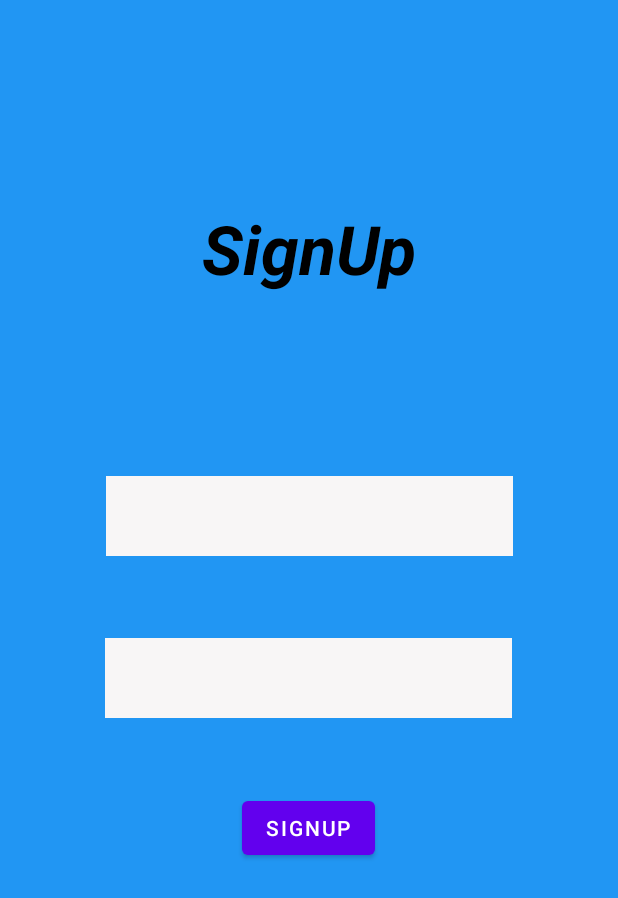
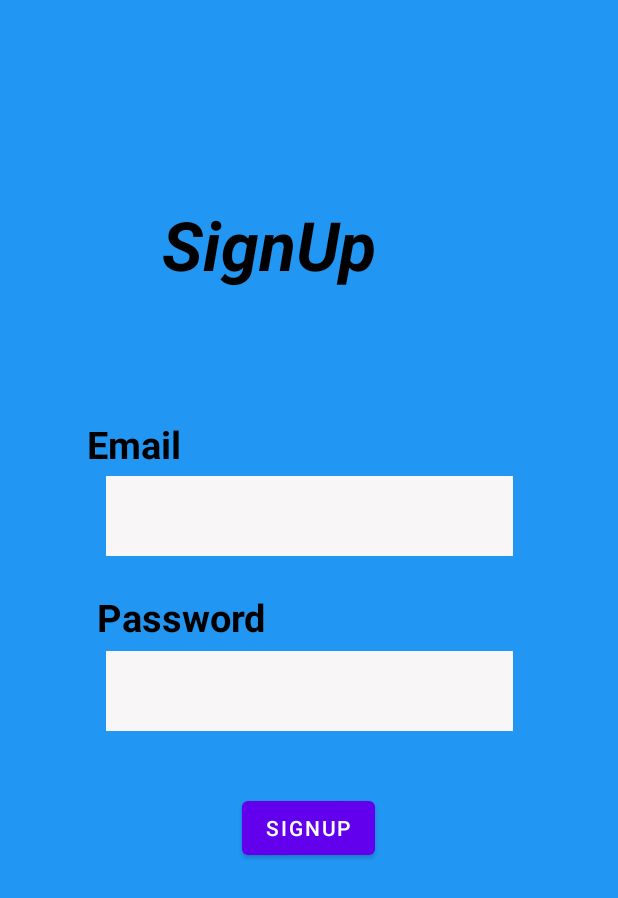
Before and after one commit to Sadman26/My-Notes, an Android app: the Login screen opened directly, with no data from a screen before it, on a phone screen of 412 x 824 dp. Shown: the top 898 px of the screen. Run offline under Robolectric (Android 15) with nearby library versions, the phone set to English and light mode, and no system bars; Roboto replaces fonts that are not available here.

Commit message:
Edited a little bit login page

```diff
--- a/app/src/main/java/com/example/mynotes/Login.java
+++ b/app/src/main/java/com/example/mynotes/Login.java
@@ -4,11 +4,16 @@ import androidx.appcompat.app.AppCompatActivity;
 
 import android.graphics.Color;
 import android.os.Bundle;
+import android.util.Patterns;
+import android.view.View;
 import android.view.Window;
 import android.view.WindowManager;
+import android.widget.Button;
+import android.widget.EditText;
 
 public class Login extends AppCompatActivity {
-
+    private EditText signupemail,signuppassword;
+    private Button signupbtn;
     @Override
     protected void onCreate(Bundle savedInstanceState) {
         super.onCreate(savedInstanceState);
@@ -19,5 +24,37 @@ public class Login extends AppCompatActivity {
         getSupportActionBar().hide();
         //-----------------------------------------------------------
         setContentView(R.layout.activity_login);
+        signupemail=findViewById(R.id.signupemail);
+        signuppassword=findViewById(R.id.signuppassword);
+        signupbtn=findViewById(R.id.signupbtn);
+        signupbtn.setOnClickListener(new View.OnClickListener() {
+            @Override
+            public void onClick(View view) {
+                String email=signupemail.getText().toString().trim();
+                String password=signupemail.getText().toString().trim();
+                if(email.isEmpty())
+                {
+                    signupemail.setError("Enter a Valid Email Address");
+                    signupemail.requestFocus();
+                }
+                if(!Patterns.EMAIL_ADDRESS.matcher(email).matches()){
+                    signupemail.setError("Enter a Valid Email Address");
+                    signupemail.requestFocus();
+                }
+                if(password.isEmpty())
+                {
+                    signuppassword.setError("Enter a Password");
+                    signuppassword.requestFocus();
+                }
+                if(password.length()<6)
+                {
+                    signuppassword.setError("Minimum length of password is 6");
+                    signuppassword.requestFocus();
+                }
+
+            }
+        });
+
+
     }
 }
--- a/app/src/main/res/layout/activity_login.xml
+++ b/app/src/main/res/layout/activity_login.xml
@@ -8,9 +8,24 @@
     tools:context=".Login">
 
     <TextView
-        android:id="@+id/textView2"
+        android:id="@+id/textView4"
         android:layout_width="wrap_content"
         android:layout_height="wrap_content"
+        android:text="Password"
+        android:textColor="#000000"
+        android:textSize="25sp"
+        android:textStyle="bold"
+        app:layout_constraintBottom_toBottomOf="parent"
+        app:layout_constraintEnd_toEndOf="parent"
+        app:layout_constraintHorizontal_bias="0.216"
+        app:layout_constraintStart_toStartOf="parent"
+        app:layout_constraintTop_toTopOf="@+id/textView2"
+        app:layout_constraintVertical_bias="0.398" />
+
+    <TextView
+        android:id="@+id/textView2"
+        android:layout_width="196dp"
+        android:layout_height="73dp"
         android:fontFamily="@font/alfa_slab_one"
         android:text="SignUp"
         android:textColor="#000000"
@@ -49,10 +64,9 @@
         android:textSize="22sp"
         app:layout_constraintBottom_toBottomOf="parent"
         app:layout_constraintEnd_toEndOf="parent"
-        app:layout_constraintHorizontal_bias="0.497"
         app:layout_constraintStart_toStartOf="parent"
         app:layout_constraintTop_toTopOf="parent"
-        app:layout_constraintVertical_bias="0.552" />
+        app:layout_constraintVertical_bias="0.563" />
 
     <Button
         android:id="@+id/signupbtn"
@@ -65,4 +79,19 @@
         app:layout_constraintStart_toStartOf="parent"
         app:layout_constraintTop_toTopOf="parent"
         app:layout_constraintVertical_bias="0.68" />
+
+    <TextView
+        android:id="@+id/textView3"
+        android:layout_width="wrap_content"
+        android:layout_height="wrap_content"
+        android:text="Email"
+        android:textColor="#000000"
+        android:textSize="25sp"
+        android:textStyle="bold"
+        app:layout_constraintBottom_toBottomOf="parent"
+        app:layout_constraintEnd_toEndOf="parent"
+        app:layout_constraintHorizontal_bias="0.166"
+        app:layout_constraintStart_toStartOf="parent"
+        app:layout_constraintTop_toTopOf="@+id/textView2"
+        app:layout_constraintVertical_bias="0.222" />
 </androidx.constraintlayout.widget.ConstraintLayout>
```
